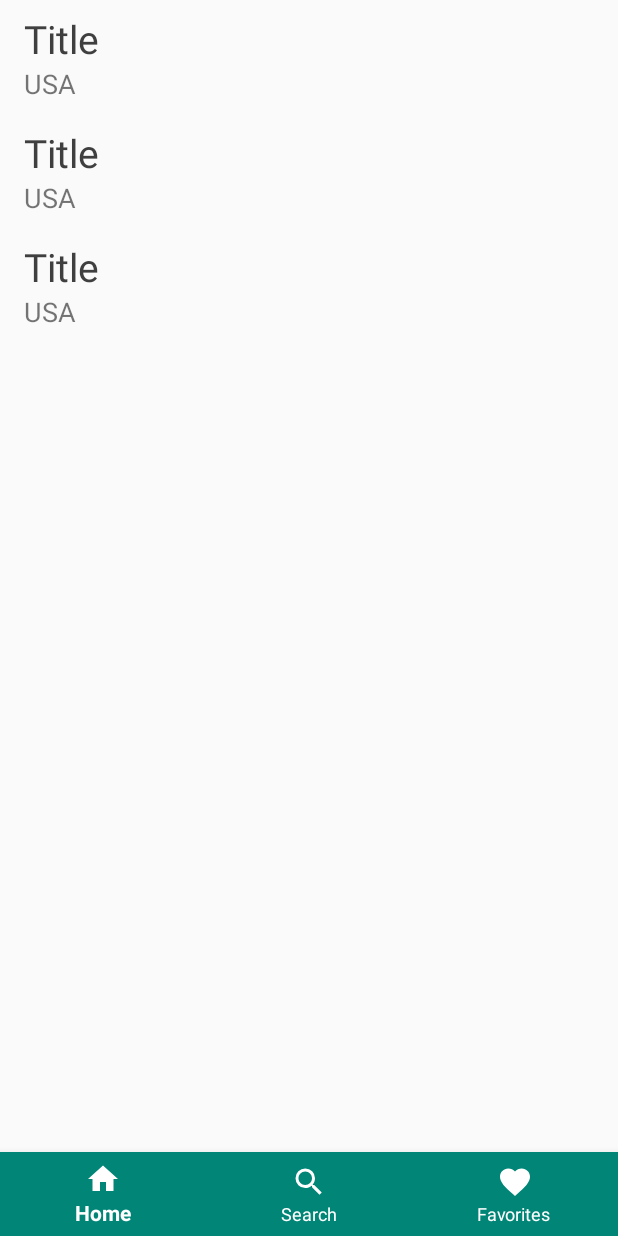
After one commit to nickand/MoviesFeed, an Android app: the layout fragment_home.xml on its own in the app's theme, with its tools: preview values and no code run, on a phone screen of 412 x 824 dp. The commit adds this screen. Run offline under Robolectric (Android 15) with nearby library versions, the phone set to English and light mode, and no system bars.

Commit message:
Add HomeFragment

```diff
--- a/app/build.gradle
+++ b/app/build.gradle
@@ -35,6 +35,7 @@ dependencies {
     implementation 'com.android.support.constraint:constraint-layout:1.1.3'
 
     //JUnit & Espresso libs
+    implementation 'com.android.support:support-v4:28.0.0'
     testImplementation 'junit:junit:4.12'
     androidTestImplementation 'com.android.support.test:runner:1.0.2'
     androidTestImplementation 'com.android.support.test.espresso:espresso-core:3.0.2'
--- a/app/src/main/java/com/nickand/moviesfeed/root/ApplicationComponent.java
+++ b/app/src/main/java/com/nickand/moviesfeed/root/ApplicationComponent.java
@@ -1,6 +1,7 @@
 package com.nickand.moviesfeed.root;
 
 import com.nickand.moviesfeed.MainActivity;
+import com.nickand.moviesfeed.fragments.HomeFragment;
 import com.nickand.moviesfeed.http.MovieExtraInfoApiModule;
 import com.nickand.moviesfeed.http.MovieTitleApiModule;
 import com.nickand.moviesfeed.movies.MoviesModule;
@@ -14,4 +15,5 @@ import dagger.Component;
     MovieTitleApiModule.class, MovieExtraInfoApiModule.class})
 public interface ApplicationComponent {
     void inject(MainActivity mainActivity);
+    void inject(HomeFragment homeFragment);
 }
--- a/app/src/main/res/layout/activity_main.xml
+++ b/app/src/main/res/layout/activity_main.xml
@@ -7,22 +7,12 @@
     android:layout_height="match_parent"
     tools:context=".MainActivity">
 
-    <android.support.design.widget.CoordinatorLayout
-        android:id="@+id/placeSnackBar"
+    <FrameLayout
+        android:id="@+id/fragmentContainer"
         android:layout_width="match_parent"
-        android:layout_height="0dp"
-        app:layout_constraintBottom_toTopOf="@+id/bottom_navigation"
-        app:layout_constraintEnd_toStartOf="@id/bottom_navigation"
-        app:layout_constraintTop_toTopOf="parent">
-
-        <android.support.v7.widget.RecyclerView
-            android:id="@+id/recyclerViewMovies"
-            android:layout_width="match_parent"
-            android:layout_height="match_parent"
-            android:clipToPadding="false"
-            android:scrollbars="vertical"
-            tools:listitem="@layout/movie_list_item" />
-    </android.support.design.widget.CoordinatorLayout>
+        android:layout_height="match_parent"
+        app:layout_constraintTop_toTopOf="@id/bottom_navigation"
+        app:layout_constraintBottom_toTopOf="@+id/bottom_navigation"/>
 
     <android.support.design.widget.BottomNavigationView
         android:id="@+id/bottom_navigation"
--- /dev/null
+++ b/app/src/main/res/layout/fragment_home.xml
@@ -0,0 +1,28 @@
+<?xml version="1.0" encoding="utf-8"?>
+<android.support.constraint.ConstraintLayout xmlns:android="http://schemas.android.com/apk/res/android"
+    xmlns:app="http://schemas.android.com/apk/res-auto"
+    xmlns:tools="http://schemas.android.com/tools"
+    android:id="@+id/rootView"
+    android:layout_width="match_parent"
+    android:layout_height="match_parent">
+
+    <android.support.design.widget.CoordinatorLayout
+        android:id="@+id/placeSnackBar"
+        android:layout_width="match_parent"
+        android:layout_height="0dp"
+        app:layout_constraintBottom_toTopOf="@id/bottom_navigation"
+        app:layout_constraintTop_toTopOf="parent">
+
+        <android.support.v7.widget.RecyclerView
+            android:id="@+id/recyclerViewMovies"
+            android:layout_width="match_parent"
+            android:layout_height="match_parent"
+            android:clipToPadding="false"
+            android:scrollbars="vertical"
+            tools:listitem="@layout/movie_list_item" />
+    </android.support.design.widget.CoordinatorLayout>
+
+    <include
+        android:id="@+id/bottomNavContainer"
+        layout="@layout/activity_main" />
+</android.support.constraint.ConstraintLayout>
--- a/app/src/main/res/menu/bottom_navigation_main.xml
+++ b/app/src/main/res/menu/bottom_navigation_main.xml
@@ -2,13 +2,13 @@
 <menu xmlns:android="http://schemas.android.com/apk/res/android"
     xmlns:app="http://schemas.android.com/apk/res-auto">
     <item
-        android:id="@+id/action_music"
+        android:id="@+id/action_home"
         android:enabled="true"
         android:icon="@drawable/ic_home"
         android:title="@string/text_home"
         app:showAsAction="ifRoom" />
     <item
-        android:id="@+id/action_schedules"
+        android:id="@+id/action_search"
         android:enabled="true"
         android:icon="@drawable/ic_search"
         android:title="@string/text_search"
--- a/app/src/main/res/values/strings.xml
+++ b/app/src/main/res/values/strings.xml
@@ -3,4 +3,7 @@
     <string name="text_favorites">Favorites</string>
     <string name="text_search">Search</string>
     <string name="text_home">Home</string>
+
+    <!-- TODO: Remove or change this placeholder text -->
+    <string name="hello_blank_fragment">Hello blank fragment</string>
 </resources>
```
Also changed, not shown: app/src/main/java/com/nickand/moviesfeed/MainActivity.java (+17 -66 lines), app/src/main/java/com/nickand/moviesfeed/fragments/HomeFragment.java (added, +126 -0 lines).
